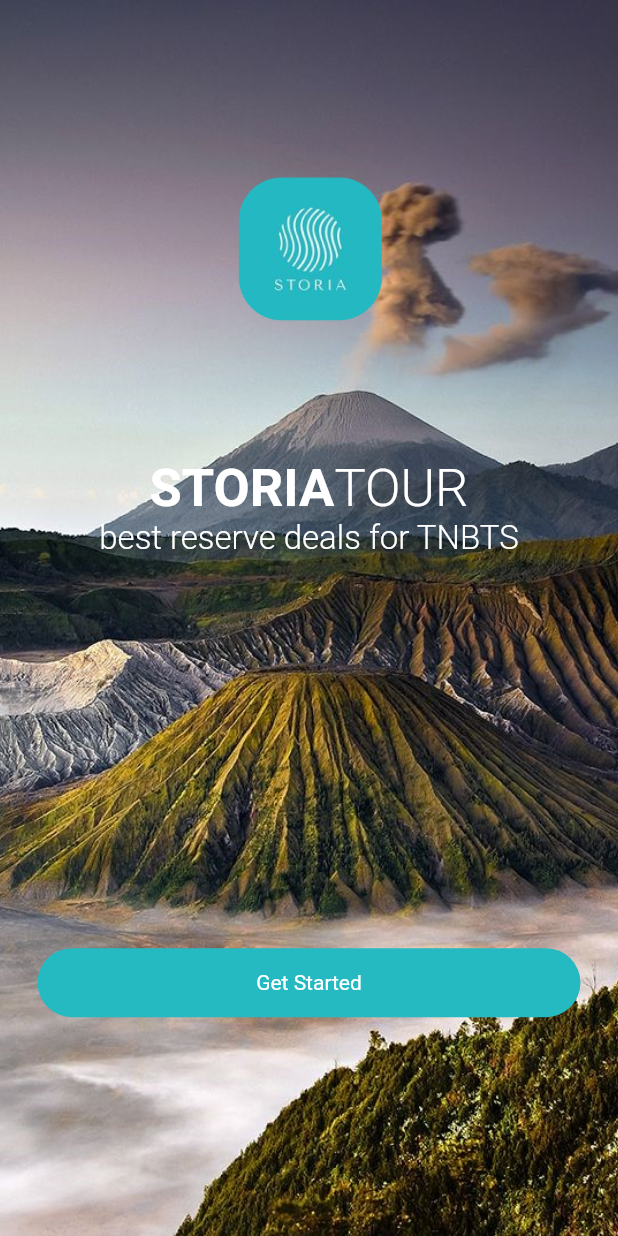
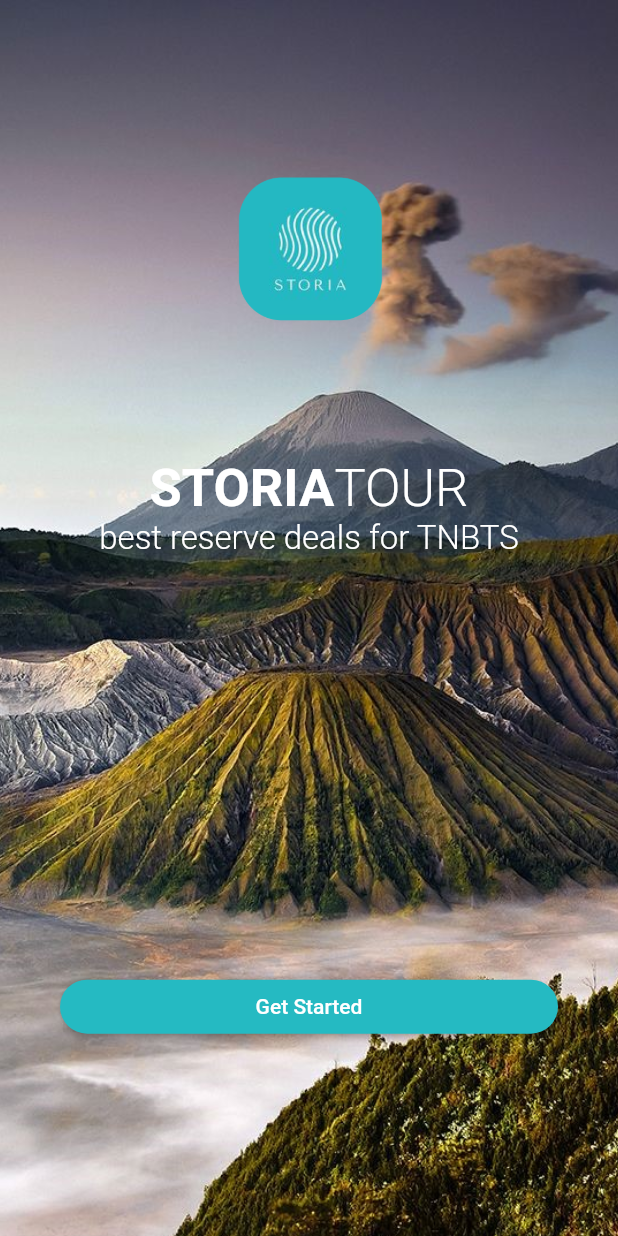
Before and after one commit to d1k4s/project_semester_3_mobile, a Flutter app: the screen it shows after launch, on a phone screen of 412 x 824 dp. Run offline on Flutter 3.47's test engine with Material 2 defaults, Android fonts, the light colour scheme and no system bars; missing offline and left inert: fluid_bottom_nav_bar.

Commit message:
Navigasi Button ke home

```diff
--- a/lib/main.dart
+++ b/lib/main.dart
@@ -1,3 +1,5 @@
+// ignore_for_file: prefer_const_constructors
+
 import 'package:flutter/material.dart';
 import 'package:ui_tnbts/startup_page.dart';
 
--- a/lib/startup_page.dart
+++ b/lib/startup_page.dart
@@ -1,4 +1,7 @@
+// ignore_for_file: prefer_const_constructors, prefer_const_literals_to_create_immutables
+
 import 'package:flutter/material.dart';
+import 'package:ui_tnbts/profile_page.dart';
 
 class StartUp extends StatefulWidget {
   const StartUp({super.key});
@@ -69,18 +72,35 @@
             ),
             //btn
             SizedBox(height: 260),
-            Padding(
+            // Padding(
+            //   padding: const EdgeInsets.symmetric(horizontal: 25.0),
+            //   child: Container(
+            //     padding: EdgeInsets.all(15),
+            //     decoration: BoxDecoration(
+            //         color: Color(0xFF25BAC2),
+            //         borderRadius: BorderRadius.circular(30)),
+            //     child: Center(
+            //       child: Text(
+            //         'Get Started',
+            //         style: TextStyle(color: Colors.white),
+            //       ),
+            //     ),
+            //   ),
+            // ),
+            Container(
               padding: const EdgeInsets.symmetric(horizontal: 25.0),
-              child: Container(
-                padding: EdgeInsets.all(15),
-                decoration: BoxDecoration(
-                    color: Color(0xFF25BAC2),
-                    borderRadius: BorderRadius.circular(30)),
-                child: Center(
-                    child: Text(
-                  'Get Started',
-                  style: TextStyle(color: Colors.white),
-                )),
+              decoration: BoxDecoration(),
+              margin: EdgeInsets.all(15),
+              child: ElevatedButton(
+                child: const Text('Get Started'),
+                onPressed: () {
+                  Navigator.push(
+                      context,
+                      MaterialPageRoute(
+                          builder: (context) => const ProfilePage()));
+                },
+                style: ElevatedButton.styleFrom(
+                    backgroundColor: Color(0xFF25BAC2), shape: StadiumBorder()),
               ),
             ),
           ]),
--- a/pubspec.yaml
+++ b/pubspec.yaml
@@ -35,6 +35,7 @@
   # The following adds the Cupertino Icons font to your application.
   # Use with the CupertinoIcons class for iOS style icons.
   cupertino_icons: ^1.0.2
+  fluid_bottom_nav_bar: ^1.3.0
 
 dev_dependencies:
   flutter_test:
```
Also changed, not shown: lib/profile_page.dart (+61 -1 lines), pubspec.lock.
